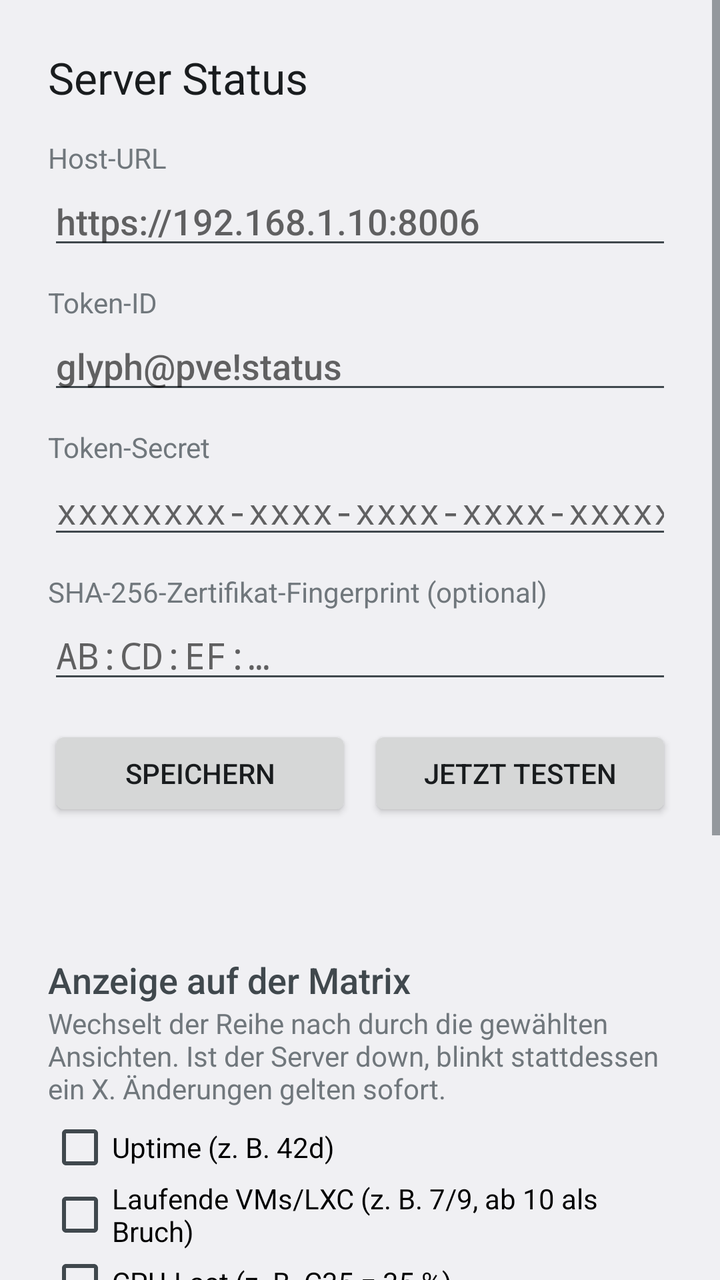
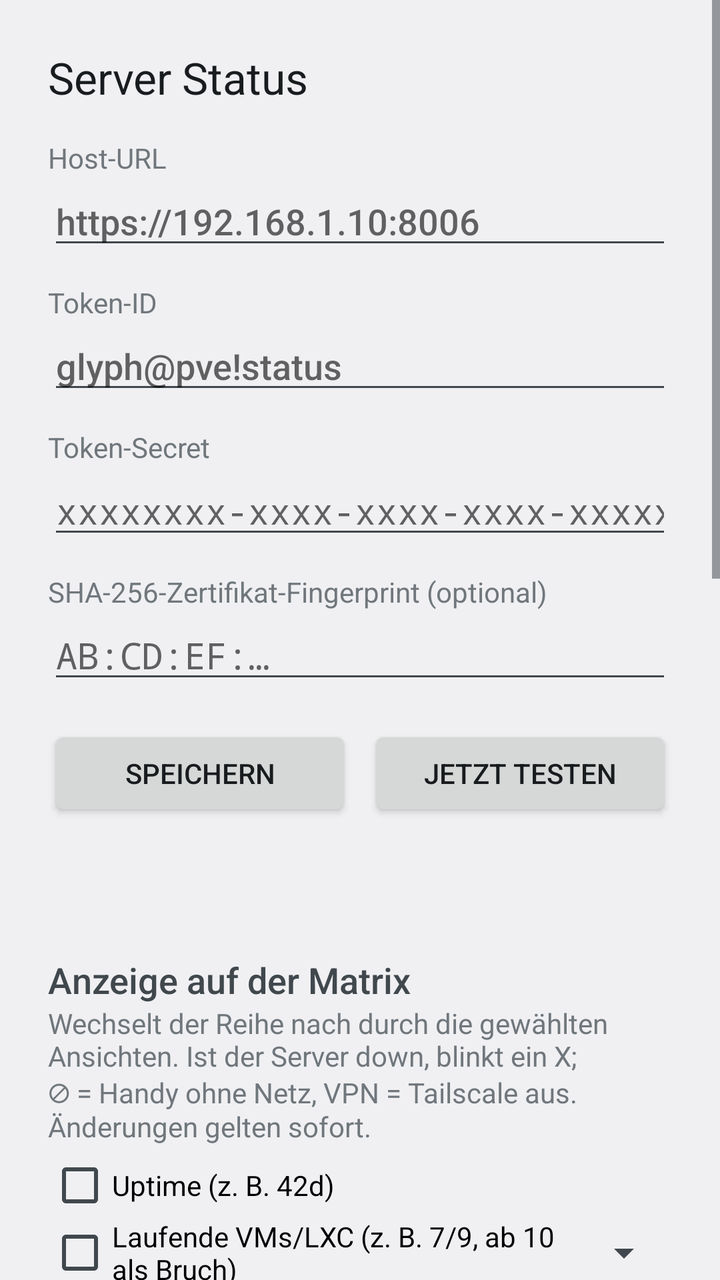

An Android layout rendered at two revisions. The XML below is the earlier revision; the diff shows what the commit changed to produce the second picture.
<!-- AndroidManifest.xml: application theme android:Theme.DeviceDefault.DayNight -->
<!-- res/layout/activity_settings.xml -->
<?xml version="1.0" encoding="utf-8"?>
<ScrollView xmlns:android="http://schemas.android.com/apk/res/android"
    android:layout_width="match_parent"
    android:layout_height="match_parent"
    android:fitsSystemWindows="true">

    <LinearLayout
        android:layout_width="match_parent"
        android:layout_height="wrap_content"
        android:orientation="vertical"
        android:padding="24dp">

        <TextView
            style="@android:style/TextAppearance.DeviceDefault.Large"
            android:layout_width="wrap_content"
            android:layout_height="wrap_content"
            android:layout_marginBottom="16dp"
            android:text="@string/app_name" />

        <TextView
            android:layout_width="wrap_content"
            android:layout_height="wrap_content"
            android:labelFor="@id/host"
            android:text="@string/label_host" />

        <EditText
            android:id="@+id/host"
            android:layout_width="match_parent"
            android:layout_height="wrap_content"
            android:hint="@string/hint_host"
            android:importantForAutofill="no"
            android:inputType="textUri" />

        <TextView
            android:layout_width="wrap_content"
            android:layout_height="wrap_content"
            android:layout_marginTop="12dp"
            android:labelFor="@id/token_id"
            android:text="@string/label_token_id" />

        <EditText
            android:id="@+id/token_id"
            android:layout_width="match_parent"
            android:layout_height="wrap_content"
            android:hint="@string/hint_token_id"
            android:importantForAutofill="no"
            android:inputType="text" />

        <TextView
            android:layout_width="wrap_content"
            android:layout_height="wrap_content"
            android:layout_marginTop="12dp"
            android:labelFor="@id/secret"
            android:text="@string/label_secret" />

        <EditText
            android:id="@+id/secret"
            android:layout_width="match_parent"
            android:layout_height="wrap_content"
            android:hint="@string/hint_secret"
            android:importantForAutofill="no"
            android:inputType="textPassword" />

        <TextView
            android:layout_width="wrap_content"
            android:layout_height="wrap_content"
            android:layout_marginTop="12dp"
            android:labelFor="@id/fingerprint"
            android:text="@string/label_fingerprint" />

        <EditText
            android:id="@+id/fingerprint"
            android:layout_width="match_parent"
            android:layout_height="wrap_content"
            android:fontFamily="monospace"
            android:hint="@string/hint_fingerprint"
            android:importantForAutofill="no"
            android:inputType="textNoSuggestions|textMultiLine" />

        <LinearLayout
            android:layout_width="match_parent"
            android:layout_height="wrap_content"
            android:layout_marginTop="16dp"
            android:orientation="horizontal">

            <Button
                android:id="@+id/save"
                android:layout_width="0dp"
                android:layout_height="wrap_content"
                android:layout_weight="1"
                android:text="@string/button_save" />

            <Button
                android:id="@+id/test"
                android:layout_width="0dp"
                android:layout_height="wrap_content"
                android:layout_marginStart="8dp"
                android:layout_weight="1"
                android:text="@string/button_test" />
        </LinearLayout>

        <TextView
            android:id="@+id/result"
            android:layout_width="match_parent"
            android:layout_height="wrap_content"
            android:layout_marginTop="16dp"
            android:textIsSelectable="true" />

        <TextView
            style="@android:style/TextAppearance.DeviceDefault.Medium"
            android:layout_width="wrap_content"
            android:layout_height="wrap_content"
            android:layout_marginTop="32dp"
            android:text="@string/section_display" />

        <TextView
            android:layout_width="wrap_content"
            android:layout_height="wrap_content"
            android:layout_marginBottom="4dp"
            android:text="@string/display_hint" />

        <CheckBox
            android:id="@+id/view_uptime"
            android:layout_width="match_parent"
            android:layout_height="wrap_content"
            android:text="@string/view_uptime" />

        <CheckBox
            android:id="@+id/view_guests"
            android:layout_width="match_parent"
            android:layout_height="wrap_content"
            android:text="@string/view_guests" />

        <CheckBox
            android:id="@+id/view_cpu"
            android:layout_width="match_parent"
            android:layout_height="wrap_content"
            android:text="@string/view_cpu" />

        <CheckBox
            android:id="@+id/view_mem"
            android:layout_width="match_parent"
            android:layout_height="wrap_content"
            android:text="@string/view_mem" />

        <CheckBox
            android:id="@+id/view_load"
            android:layout_width="match_parent"
            android:layout_height="wrap_content"
            android:text="@string/view_load" />

        <CheckBox
            android:id="@+id/view_disk"
            android:layout_width="match_parent"
            android:layout_height="wrap_content"
            android:text="@string/view_disk" />

        <CheckBox
            android:id="@+id/view_net"
            android:layout_width="match_parent"
            android:layout_height="wrap_content"
            android:text="@string/view_net" />

        <CheckBox
            android:id="@+id/view_backup"
            android:layout_width="match_parent"
            android:layout_height="wrap_content"
            android:text="@string/view_backup" />

        <CheckBox
            android:id="@+id/view_clock"
            android:layout_width="match_parent"
            android:layout_height="wrap_content"
            android:text="@string/view_clock" />

        <LinearLayout
            android:layout_width="match_parent"
            android:layout_height="wrap_content"
            android:layout_marginTop="8dp"
            android:gravity="center_vertical"
            android:orientation="horizontal">

            <TextView
                android:layout_width="wrap_content"
                android:layout_height="wrap_content"
                android:labelFor="@id/interval"
                android:text="@string/label_interval" />

            <Spinner
                android:id="@+id/interval"
                android:layout_width="wrap_content"
                android:layout_height="wrap_content"
                android:layout_marginStart="8dp" />
        </LinearLayout>

        <Button
            android:id="@+id/open_toys"
            android:layout_width="match_parent"
            android:layout_height="wrap_content"
            android:layout_marginTop="24dp"
            android:text="@string/button_toys" />
    </LinearLayout>
</ScrollView>
<!-- resources referenced by this layout -->
<resources>
  <string name="app_name">Server Status</string>
  <string name="button_save">Speichern</string>
  <string name="button_test">Jetzt testen</string>
  <string name="button_toys">Glyph Toys verwalten</string>
  <string name="display_hint">Wechselt der Reihe nach durch die gewählten Ansichten. Ist der Server down, blinkt stattdessen ein X. Änderungen gelten sofort.</string>
  <string name="hint_fingerprint">AB:CD:EF:…</string>
  <string name="hint_host">https://192.168.1.10:8006</string>
  <string name="hint_secret">xxxxxxxx-xxxx-xxxx-xxxx-xxxxxxxxxxxx</string>
  <string name="hint_token_id">glyph@pve!status</string>
  <string name="label_fingerprint">SHA-256-Zertifikat-Fingerprint (optional)</string>
  <string name="label_host">Host-URL</string>
  <string name="label_interval">Wechsel alle</string>
  <string name="label_secret">Token-Secret</string>
  <string name="label_token_id">Token-ID</string>
  <string name="section_display">Anzeige auf der Matrix</string>
  <string name="view_backup">Letztes Backup (B✓ OK, B✗ fehlgeschlagen)</string>
  <string name="view_clock">Uhrzeit</string>
  <string name="view_cpu">CPU-Last (z. B. C35 = 35 %)</string>
  <string name="view_disk">VM/LXC-Storage belegt, zusammen (z. B. D93)</string>
  <string name="view_guests">Laufende VMs/LXC (z. B. 7/9, ab 10 als Bruch)</string>
  <string name="view_load">Load Average, 1 min (z. B. L0.5)</string>
  <string name="view_mem">RAM-Belegung (z. B. R62)</string>
  <string name="view_net">Netzwerk in + out in Mbit/s (z. B. N12)</string>
  <string name="view_uptime">Uptime (z. B. 42d)</string>
</resources>

<!-- the commit's change to res/layout/activity_settings.xml (unified diff, before → after) -->
@@ -125,23 +125,65 @@
             android:layout_height="wrap_content"
             android:text="@string/view_uptime" />
 
-        <CheckBox
-            android:id="@+id/view_guests"
-            android:layout_width="match_parent"
-            android:layout_height="wrap_content"
-            android:text="@string/view_guests" />
-
-        <CheckBox
-            android:id="@+id/view_cpu"
-            android:layout_width="match_parent"
-            android:layout_height="wrap_content"
-            android:text="@string/view_cpu" />
-
-        <CheckBox
-            android:id="@+id/view_mem"
-            android:layout_width="match_parent"
-            android:layout_height="wrap_content"
-            android:text="@string/view_mem" />
+        <LinearLayout
+            android:layout_width="match_parent"
+            android:layout_height="wrap_content"
+            android:gravity="center_vertical"
+            android:orientation="horizontal">
+
+            <CheckBox
+                android:id="@+id/view_guests"
+                android:layout_width="0dp"
+                android:layout_height="wrap_content"
+                android:layout_weight="1"
+                android:text="@string/view_guests" />
+
+            <Spinner
+                android:id="@+id/design_guests"
+                android:layout_width="wrap_content"
+                android:layout_height="wrap_content"
+                android:contentDescription="@string/design_label" />
+        </LinearLayout>
+
+        <LinearLayout
+            android:layout_width="match_parent"
+            android:layout_height="wrap_content"
+            android:gravity="center_vertical"
+            android:orientation="horizontal">
+
+            <CheckBox
+                android:id="@+id/view_cpu"
+                android:layout_width="0dp"
+                android:layout_height="wrap_content"
+                android:layout_weight="1"
+                android:text="@string/view_cpu" />
+
+            <Spinner
+                android:id="@+id/design_cpu"
+                android:layout_width="wrap_content"
+                android:layout_height="wrap_content"
+                android:contentDescription="@string/design_label" />
+        </LinearLayout>
+
+        <LinearLayout
+            android:layout_width="match_parent"
+            android:layout_height="wrap_content"
+            android:gravity="center_vertical"
+            android:orientation="horizontal">
+
+            <CheckBox
+                android:id="@+id/view_mem"
+                android:layout_width="0dp"
+                android:layout_height="wrap_content"
+                android:layout_weight="1"
+                android:text="@string/view_mem" />
+
+            <Spinner
+                android:id="@+id/design_mem"
+                android:layout_width="wrap_content"
+                android:layout_height="wrap_content"
+                android:contentDescription="@string/design_label" />
+        </LinearLayout>
 
         <CheckBox
             android:id="@+id/view_load"
@@ -149,11 +191,25 @@
             android:layout_height="wrap_content"
             android:text="@string/view_load" />
 
-        <CheckBox
-            android:id="@+id/view_disk"
-            android:layout_width="match_parent"
-            android:layout_height="wrap_content"
-            android:text="@string/view_disk" />
+        <LinearLayout
+            android:layout_width="match_parent"
+            android:layout_height="wrap_content"
+            android:gravity="center_vertical"
+            android:orientation="horizontal">
+
+            <CheckBox
+                android:id="@+id/view_disk"
+                android:layout_width="0dp"
+                android:layout_height="wrap_content"
+                android:layout_weight="1"
+                android:text="@string/view_disk" />
+
+            <Spinner
+                android:id="@+id/design_disk"
+                android:layout_width="wrap_content"
+                android:layout_height="wrap_content"
+                android:contentDescription="@string/design_label" />
+        </LinearLayout>
 
         <CheckBox
             android:id="@+id/view_net"
@@ -166,6 +222,24 @@
             android:layout_width="match_parent"
             android:layout_height="wrap_content"
             android:text="@string/view_backup" />
+
+        <CheckBox
+            android:id="@+id/view_updates"
+            android:layout_width="match_parent"
+            android:layout_height="wrap_content"
+            android:text="@string/view_updates" />
+
+        <CheckBox
+            android:id="@+id/view_health"
+            android:layout_width="match_parent"
+            android:layout_height="wrap_content"
+            android:text="@string/view_health" />
+
+        <CheckBox
+            android:id="@+id/view_quorum"
+            android:layout_width="match_parent"
+            android:layout_height="wrap_content"
+            android:text="@string/view_quorum" />
 
         <CheckBox
             android:id="@+id/view_clock"
@@ -191,6 +265,145 @@
                 android:layout_width="wrap_content"
                 android:layout_height="wrap_content"
                 android:layout_marginStart="8dp" />
+        </LinearLayout>
+
+
+        <CheckBox
+            android:id="@+id/brightness_by_load"
+            android:layout_width="match_parent"
+            android:layout_height="wrap_content"
+            android:layout_marginTop="8dp"
+            android:text="@string/brightness_by_load" />
+
+        <TextView
+            style="@android:style/TextAppearance.DeviceDefault.Medium"
+            android:layout_width="wrap_content"
+            android:layout_height="wrap_content"
+            android:layout_marginTop="24dp"
+            android:text="@string/section_alerts" />
+
+        <TextView
+            android:layout_width="wrap_content"
+            android:layout_height="wrap_content"
+            android:text="@string/alerts_hint" />
+
+        <LinearLayout
+            android:layout_width="match_parent"
+            android:layout_height="wrap_content"
+            android:layout_marginTop="8dp"
+            android:gravity="center_vertical"
+            android:orientation="horizontal">
+
+            <TextView
+                android:layout_width="wrap_content"
+                android:layout_height="wrap_content"
+                android:labelFor="@id/alert_mode"
+                android:text="@string/label_alert_mode" />
+
+            <Spinner
+                android:id="@+id/alert_mode"
+                android:layout_width="wrap_content"
+                android:layout_height="wrap_content"
+                android:layout_marginStart="8dp" />
+        </LinearLayout>
+
+        <LinearLayout
+            android:layout_width="match_parent"
+            android:layout_height="wrap_content"
+            android:layout_marginTop="4dp"
+            android:gravity="center_vertical"
+            android:orientation="horizontal">
+
+            <TextView
+                android:layout_width="wrap_content"
+                android:layout_height="wrap_content"
+                android:labelFor="@id/cpu_alert"
+                android:text="@string/label_cpu_alert" />
+
+            <EditText
+                android:id="@+id/cpu_alert"
+                android:layout_width="wrap_content"
+                android:layout_height="wrap_content"
+                android:layout_marginEnd="12dp"
+                android:ems="2"
+                android:importantForAutofill="no"
+                android:inputType="number"
+                android:maxLength="3" />
+
+            <TextView
+                android:layout_width="wrap_content"
+                android:layout_height="wrap_content"
+                android:labelFor="@id/mem_alert"
+                android:text="@string/label_mem_alert" />
+
+            <EditText
+                android:id="@+id/mem_alert"
+                android:layout_width="wrap_content"
+                android:layout_height="wrap_content"
+                android:layout_marginEnd="12dp"
+                android:ems="2"
+                android:importantForAutofill="no"
+                android:inputType="number"
+                android:maxLength="3" />
+
+            <TextView
+                android:layout_width="wrap_content"
+                android:layout_height="wrap_content"
+                android:labelFor="@id/disk_alert"
+                android:text="@string/label_disk_alert" />
+
+            <EditText
+                android:id="@+id/disk_alert"
+                android:layout_width="wrap_content"
+                android:layout_height="wrap_content"
+                android:layout_marginEnd="12dp"
+                android:ems="2"
+                android:importantForAutofill="no"
+                android:inputType="number"
+                android:maxLength="3" />
+        </LinearLayout>
+
+        <TextView
+            style="@android:style/TextAppearance.DeviceDefault.Medium"
+            android:layout_width="wrap_content"
+            android:layout_height="wrap_content"
+            android:layout_marginTop="24dp"
+            android:text="@string/section_night" />
+
+        <CheckBox
+            android:id="@+id/night_enabled"
+            android:layout_width="match_parent"
+            android:layout_height="wrap_content"
+            android:text="@string/night_enabled" />
+
+        <LinearLayout
+            android:layout_width="match_parent"
+            android:layout_height="wrap_content"
+            android:gravity="center_vertical"
+            android:orientation="horizontal">
+
+            <TextView
+                android:layout_width="wrap_content"
+                android:layout_height="wrap_content"
+                android:labelFor="@id/night_from"
+                android:text="@string/label_night_from" />
+
+            <Spinner
+                android:id="@+id/night_from"
+                android:layout_width="wrap_content"
+                android:layout_height="wrap_content" />
+
+            <TextView
+                android:layout_width="wrap_content"
+                android:layout_height="wrap_content"
+                android:layout_marginStart="8dp"
+                android:labelFor="@id/night_to"
+                android:text="@string/label_night_to" />
+
+            <Spinner
+                android:id="@+id/night_to"
+                android:layout_width="wrap_content"
+                android:layout_height="wrap_content" />
         </LinearLayout>
 
         <Button
<!-- resource entries referenced after the edit -->
@@ -1,28 +1,43 @@
 <!-- resources referenced by this layout -->
 <resources>
+  <string name="alerts_hint">Werte über der Schwelle, fehlgeschlagenes Backup, Disk-Fehler oder verlorenes Quorum.</string>
   <string name="app_name">Server Status</string>
+  <string name="brightness_by_load">Helligkeit nach Auslastung (CPU/RAM/Disk: gedimmt unter 50 %, voll ab 80 %)</string>
   <string name="button_save">Speichern</string>
   <string name="button_test">Jetzt testen</string>
   <string name="button_toys">Glyph Toys verwalten</string>
-  <string name="display_hint">Wechselt der Reihe nach durch die gewählten Ansichten. Ist der Server down, blinkt stattdessen ein X. Änderungen gelten sofort.</string>
+  <string name="design_label">Design</string>
+  <string name="display_hint">Wechselt der Reihe nach durch die gewählten Ansichten. Ist der Server down, blinkt ein X; ⊘ = Handy ohne Netz, VPN = Tailscale aus. Änderungen gelten sofort.</string>
   <string name="hint_fingerprint">AB:CD:EF:…</string>
   <string name="hint_host">https://192.168.1.10:8006</string>
   <string name="hint_secret">xxxxxxxx-xxxx-xxxx-xxxx-xxxxxxxxxxxx</string>
   <string name="hint_token_id">glyph@pve!status</string>
+  <string name="label_alert_mode">Bei Warnung</string>
+  <string name="label_cpu_alert">CPU ≥</string>
+  <string name="label_disk_alert">Disk ≥</string>
   <string name="label_fingerprint">SHA-256-Zertifikat-Fingerprint (optional)</string>
   <string name="label_host">Host-URL</string>
   <string name="label_interval">Wechsel alle</string>
+  <string name="label_mem_alert">RAM ≥</string>
+  <string name="label_night_from">von</string>
+  <string name="label_night_to">bis</string>
   <string name="label_secret">Token-Secret</string>
   <string name="label_token_id">Token-ID</string>
+  <string name="night_enabled">Matrix nachts aus (außer Server down oder Disk-Fehler)</string>
+  <string name="section_alerts">Warnungen</string>
   <string name="section_display">Anzeige auf der Matrix</string>
+  <string name="section_night">Nachtruhe</string>
   <string name="view_backup">Letztes Backup (B✓ OK, B✗ fehlgeschlagen)</string>
   <string name="view_clock">Uhrzeit</string>
   <string name="view_cpu">CPU-Last (z. B. C35 = 35 %)</string>
   <string name="view_disk">VM/LXC-Storage belegt, zusammen (z. B. D93)</string>
   <string name="view_guests">Laufende VMs/LXC (z. B. 7/9, ab 10 als Bruch)</string>
+  <string name="view_health">Disk-Health SMART/ZFS (HD✓, HD✗), alle 30 min</string>
   <string name="view_load">Load Average, 1 min (z. B. L0.5)</string>
   <string name="view_mem">RAM-Belegung (z. B. R62)</string>
   <string name="view_net">Netzwerk in + out in Mbit/s (z. B. N12)</string>
+  <string name="view_quorum">Cluster-Quorum (Q✓, Q✗), nur bei Clustern</string>
+  <string name="view_updates">Ausstehende Updates (U12, U✓) – braucht mehr Rechte als PVEAuditor</string>
   <string name="view_uptime">Uptime (z. B. 42d)</string>
 </resources>
 
